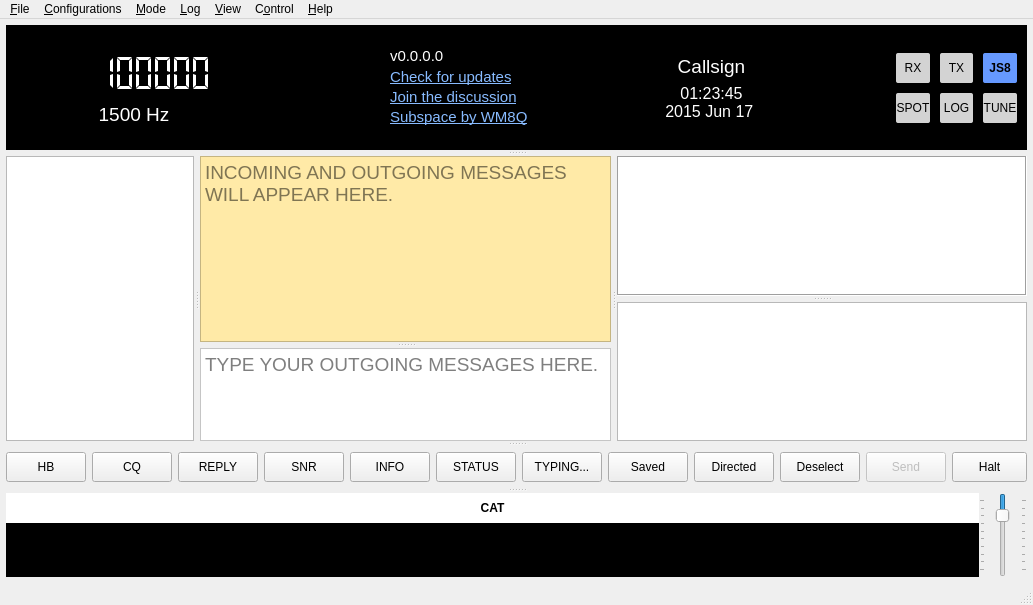
This is JS8_UI/mainwindow.ui in avantol/JS8Call-Subspace-Mode as Qt 5 draws it before an edit. The edited form follows.
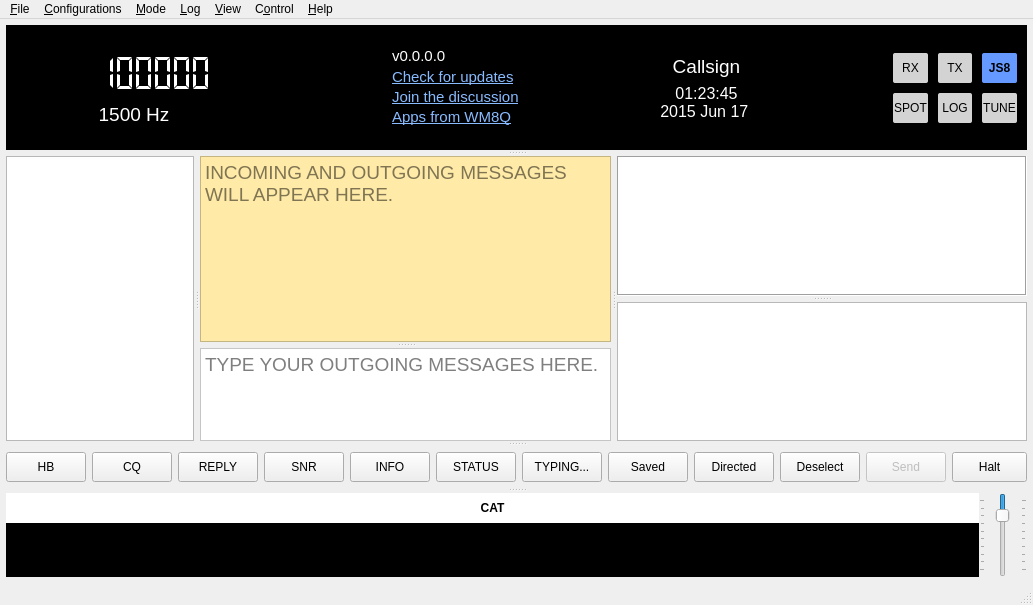
This is the edited form. Icons and pictures are not drawn. Custom widgets are drawn as their Qt base class.

Commit message: Build 154 (v4.0.0.154): Windows settings-folder fix + banner edits

```diff
--- a/JS8_UI/mainwindow.ui
+++ b/JS8_UI/mainwindow.ui
@@ -443,7 +443,7 @@
                  <string notr="true">QLabel { font-size: 11pt; }</string>
                 </property>
                 <property name="text">
-                 <string>&lt;a href=&quot;https://groups.io/g/JS8Call-Subspace/topics&quot; style=&quot;color: #88bbff; text-decoration: underline;&quot;&gt;Join the discussion&lt;/a&gt;</string>
+                 <string>&lt;a href=&quot;https://groups.io/g/Subspace/messages&quot; style=&quot;color: #88bbff; text-decoration: underline;&quot;&gt;Join the discussion&lt;/a&gt;</string>
                 </property>
                 <property name="openExternalLinks">
                  <bool>true</bool>
@@ -456,7 +456,7 @@
                  <string notr="true">QLabel { font-size: 11pt; }</string>
                 </property>
                 <property name="text">
-                 <string>&lt;a href=&quot;https://www.qrz.com/db/WM8Q&quot; style=&quot;color: #88bbff; text-decoration: underline;&quot;&gt;Subspace by WM8Q&lt;/a&gt;</string>
+                 <string>&lt;a href=&quot;https://www.qrz.com/db/WM8Q&quot; style=&quot;color: #88bbff; text-decoration: underline;&quot;&gt;Apps from WM8Q&lt;/a&gt;</string>
                 </property>
                 <property name="openExternalLinks">
                  <bool>true</bool>
```
The commit also changes 5 other files.
